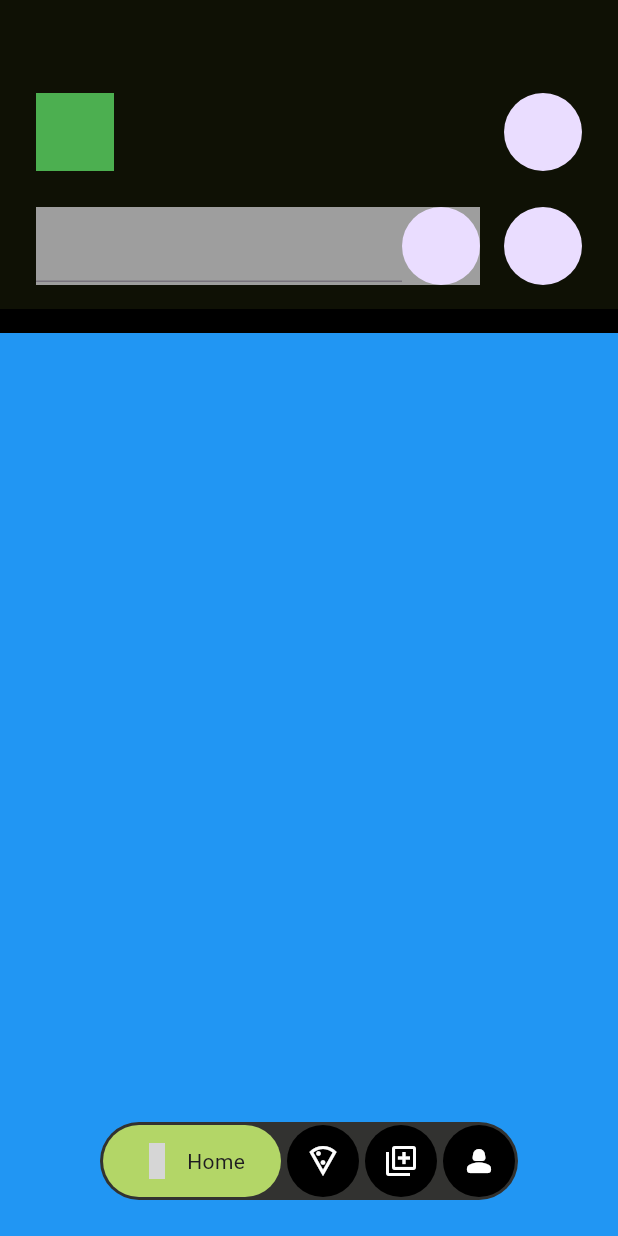
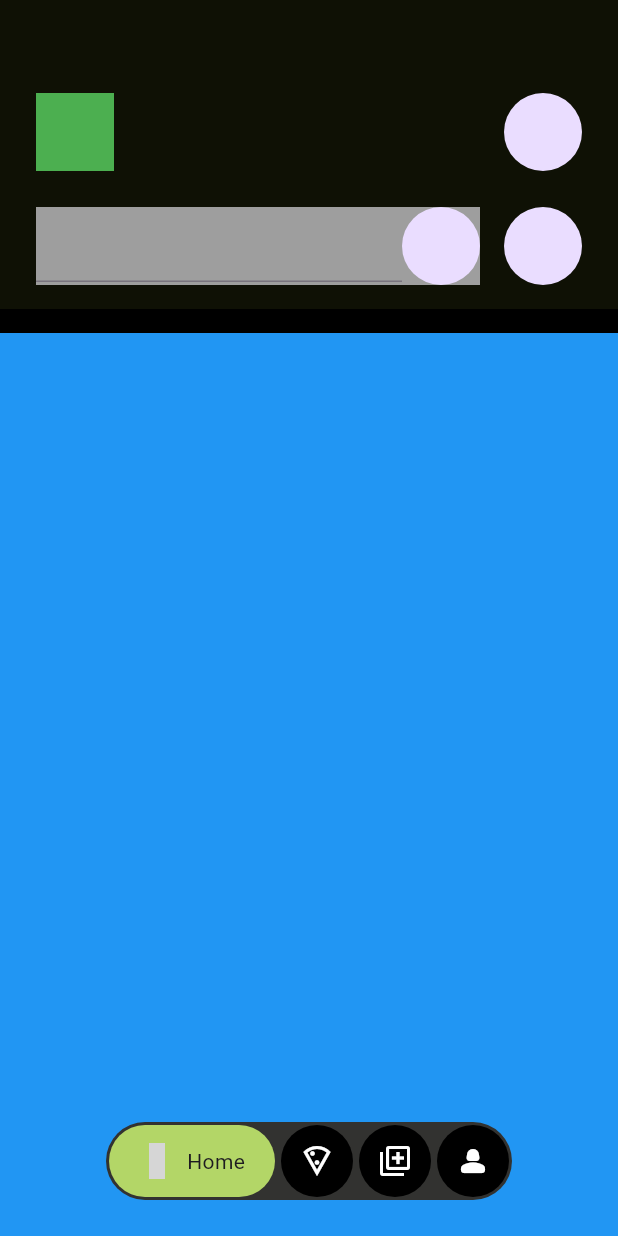
Before and after one commit to JAICHANGPARK/flutter_notebook_chapter_43, a Flutter app: the FoodOrderMainPage screen opened directly, on a phone screen of 412 x 824 dp. Run offline on Flutter 3.47's test engine with Material 3 defaults, Android fonts, the phone set to English and light mode, and no system bars; our stand-ins replace gap, hugeicons, percent_indicator; grey boxes are pictures that could not be loaded.

Commit message:
Update food_order_main_page.dart

```diff
--- a/lib/ep2393_food_order_app/ui/food_order_main_page.dart
+++ b/lib/ep2393_food_order_app/ui/food_order_main_page.dart
@@ -109,7 +109,7 @@ class _FoodOrderMainPageState extends State<FoodOrderMainPage> {
                                       shape: StadiumBorder(),
                                       color: Color(0xffb3d667),
                                     ),
-                                    padding: EdgeInsets.symmetric(horizontal: 24, vertical: 12),
+                                    padding: EdgeInsets.symmetric(horizontal: 20, vertical: 12),
                                     child: Row(
                                       spacing: 8,
                                       children: [
@@ -137,7 +137,7 @@ class _FoodOrderMainPageState extends State<FoodOrderMainPage> {
                                 shape: StadiumBorder(),
                                 color: Color(0xffb3d667),
                               ),
-                              padding: EdgeInsets.symmetric(horizontal: 24, vertical: 12),
+                              padding: EdgeInsets.symmetric(horizontal: 20, vertical: 12),
                               child: Row(
                                 spacing: 8,
                                 children: [
```
